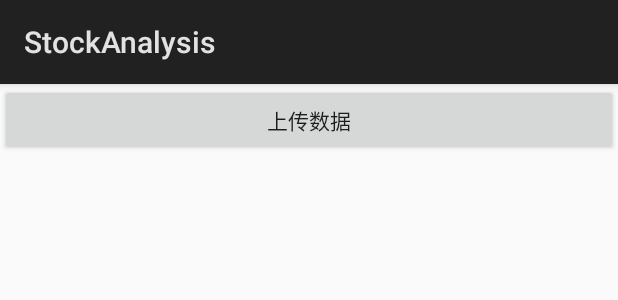
After one commit to zhilaizhang/StockAnalysis, an Android app: the layout activity_upload.xml on its own in the app's theme, with its tools: preview values and no code run, on a phone screen of 412 x 824 dp. The commit adds this screen. Shown: the top 300 px of the screen. Run offline under Robolectric (Android 15) with nearby library versions, the phone set to English and light mode, and no system bars.

Commit message:
添加上传功能

```diff
--- a/app/build.gradle
+++ b/app/build.gradle
@@ -24,4 +24,5 @@ dependencies {
     testImplementation 'junit:junit:4.12'
     androidTestImplementation 'com.android.support.test:runner:1.0.1'
     androidTestImplementation 'com.android.support.test.espresso:espresso-core:3.0.1'
+    compile 'com.google.code.gson:gson:2.6.2'
 }
--- a/app/src/main/res/layout/activity_main.xml
+++ b/app/src/main/res/layout/activity_main.xml
@@ -15,7 +15,6 @@
 
     <Button
         android:id="@+id/upload_data"
-        android:onClick="uploadData"
         android:visibility="gone"
         android:layout_below="@+id/getData"
         android:text="@string/upload_data"
--- /dev/null
+++ b/app/src/main/res/layout/activity_upload.xml
@@ -0,0 +1,32 @@
+<?xml version="1.0" encoding="utf-8"?>
+<RelativeLayout xmlns:android="http://schemas.android.com/apk/res/android"
+    xmlns:app="http://schemas.android.com/apk/res-auto"
+    xmlns:tools="http://schemas.android.com/tools"
+    android:layout_width="match_parent"
+    android:layout_height="match_parent"
+    tools:context="com.zlzhang.stockanalysis.main.view.MainActivity">
+
+
+    <Button
+        android:id="@+id/upload_data"
+        android:onClick="uploadData"
+        android:layout_below="@+id/getData"
+        android:text="@string/upload_data"
+        android:layout_width="match_parent"
+        android:layout_height="wrap_content" />
+
+
+
+    <LinearLayout
+        android:id="@+id/progress_layout"
+        android:gravity="center"
+        android:clickable="true"
+        android:visibility="gone"
+        android:layout_width="match_parent"
+        android:layout_height="match_parent">
+        <ProgressBar
+            android:layout_width="wrap_content"
+            android:layout_height="wrap_content" />
+    </LinearLayout>
+
+</RelativeLayout>
```
Also changed, not shown: app/src/main/AndroidManifest.xml (+8 -2 lines), app/src/main/java/com/zlzhang/stockanalysis/StockAnalysisUtil.java (+53 -0 lines), app/src/main/java/com/zlzhang/stockanalysis/main/view/MainActivity.java (+10 -2 lines), app/src/main/java/com/zlzhang/stockanalysis/modle/StockDataCache.java (+7 -0 lines), app/src/main/java/com/zlzhang/stockanalysis/upload/model/IUploadInteractor.java (added, +16 -0 lines), app/src/main/java/com/zlzhang/stockanalysis/upload/model/UploadInteractorImp.java (added, +34 -0 lines), app/src/main/java/com/zlzhang/stockanalysis/upload/presenter/IUploadPresenter.java (added, +18 -0 lines), app/src/main/java/com/zlzhang/stockanalysis/upload/presenter/UploadPresenterImp.java (added, +44 -0 lines), app/src/main/java/com/zlzhang/stockanalysis/upload/view/IUploadView.java (added, +13 -0 lines), app/src/main/java/com/zlzhang/stockanalysis/upload/view/UploadActvity.java (added, +55 -0 lines).
